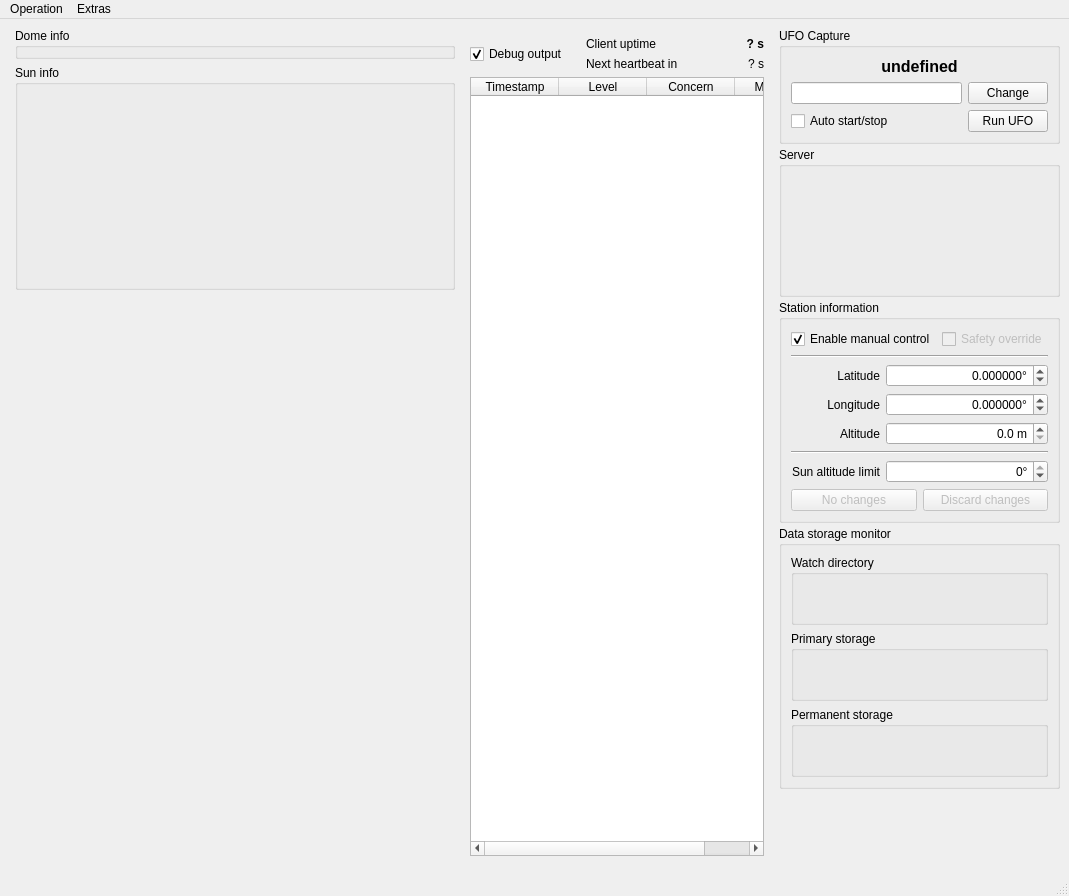
Above: mainwindow.ui from AMOS-uniba/amos-client before the change. Below: the same form after it.
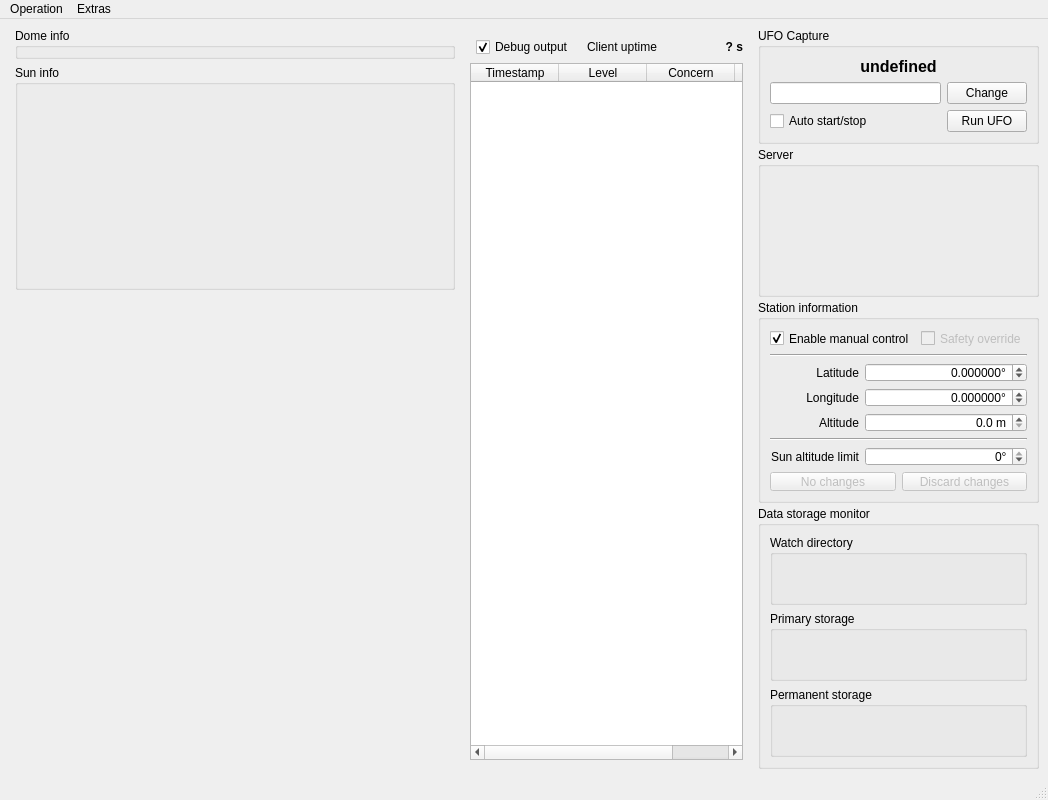
That is the form after the change. Icons and pictures are not drawn. Custom widgets are drawn as their Qt base class.

Commit message: Changed Station to QStation, undefined references

```diff
--- a/mainwindow.ui
+++ b/mainwindow.ui
@@ -6,8 +6,8 @@
    <rect>
     <x>0</x>
     <y>0</y>
-    <width>1069</width>
-    <height>896</height>
+    <width>1018</width>
+    <height>789</height>
    </rect>
   </property>
   <property name="windowTitle">
@@ -130,23 +130,24 @@
     <item>
      <widget class="QFrame" name="frame_log">
       <layout class="QGridLayout" name="grid_log">
-       <item row="1" column="3">
-        <widget class="QLabel" name="lb_next_heartbeat">
-         <property name="minimumSize">
-          <size>
-           <width>50</width>
-           <height>0</height>
-          </size>
+       <item row="2" column="3">
+        <widget class="QLabel" name="lx_uptime">
+         <property name="text">
+          <string>Client uptime</string>
          </property>
+        </widget>
+       </item>
+       <item row="2" column="1">
+        <widget class="QCheckBox" name="cb_debug">
          <property name="text">
-          <string>? s</string>
+          <string>Debug output</string>
          </property>
-         <property name="alignment">
-          <set>Qt::AlignRight|Qt::AlignTrailing|Qt::AlignVCenter</set>
+         <property name="checked">
+          <bool>true</bool>
          </property>
         </widget>
        </item>
-       <item row="0" column="1" rowspan="2">
+       <item row="2" column="2">
         <spacer name="horizontalSpacer">
          <property name="orientation">
           <enum>Qt::Horizontal</enum>
@@ -159,8 +160,14 @@
          </property>
         </spacer>
        </item>
-       <item row="0" column="3">
+       <item row="2" column="4">
         <widget class="QLabel" name="lb_uptime">
+         <property name="sizePolicy">
+          <sizepolicy hsizetype="Preferred" vsizetype="Preferred">
+           <horstretch>1</horstretch>
+           <verstretch>0</verstretch>
+          </sizepolicy>
+         </property>
          <property name="minimumSize">
           <size>
            <width>80</width>
@@ -181,17 +188,7 @@
          </property>
         </widget>
        </item>
-       <item row="0" column="0" rowspan="2">
-        <widget class="QCheckBox" name="cb_debug">
-         <property name="text">
-          <string>Debug output</string>
-         </property>
-         <property name="checked">
-          <bool>true</bool>
-         </property>
-        </widget>
-       </item>
-       <item row="3" column="0" colspan="4">
+       <item row="4" column="0" colspan="5">
         <widget class="QTableWidget" name="tb_log">
          <property name="lineWidth">
           <number>1</number>
@@ -272,20 +269,6 @@
          </column>
         </widget>
        </item>
-       <item row="0" column="2">
-        <widget class="QLabel" name="lx_uptime">
-         <property name="text">
-          <string>Client uptime</string>
-         </property>
-        </widget>
-       </item>
-       <item row="1" column="2">
-        <widget class="QLabel" name="lx_next_heartbeat">
-         <property name="text">
-          <string>Next heartbeat in</string>
-         </property>
-        </widget>
-       </item>
       </layout>
      </widget>
     </item>
@@ -401,7 +384,7 @@
         </widget>
        </item>
        <item>
-        <widget class="QGroupBox" name="group_position">
+        <widget class="QStation" name="station">
          <property name="minimumSize">
           <size>
            <width>0</width>
@@ -714,7 +697,7 @@
     <rect>
      <x>0</x>
      <y>0</y>
-     <width>1069</width>
+     <width>1018</width>
      <height>21</height>
     </rect>
    </property>
@@ -835,6 +818,12 @@
    <header>widgets/qserver.h</header>
    <container>1</container>
   </customwidget>
+  <customwidget>
+   <class>QStation</class>
+   <extends>QGroupBox</extends>
+   <header>widgets/qstation.h</header>
+   <container>1</container>
+  </customwidget>
  </customwidgets>
  <tabstops>
   <tabstop>le_ufo_path</tabstop>
```
The commit also changes 23 other files.
